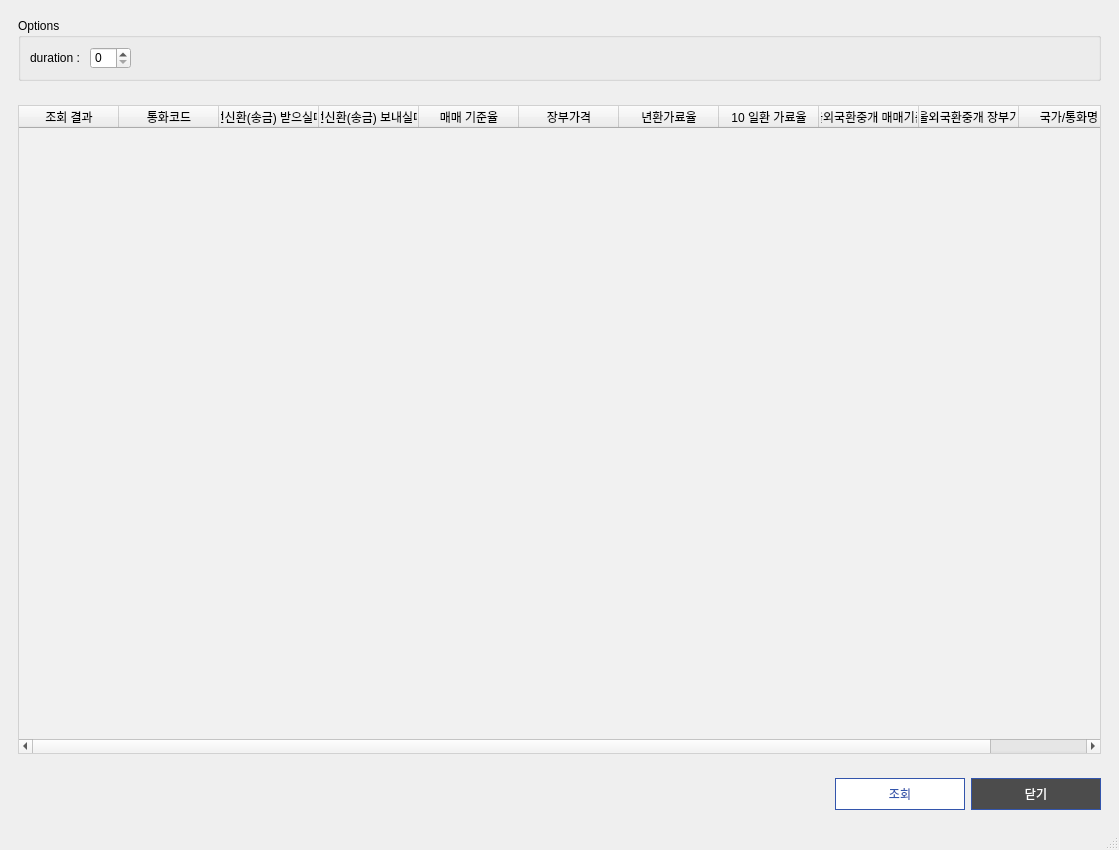
The window that ui/window/window_receive.ui (BoonDoPark/ExchangeRatioTrader) describes before a commit, drawn with Qt 5.
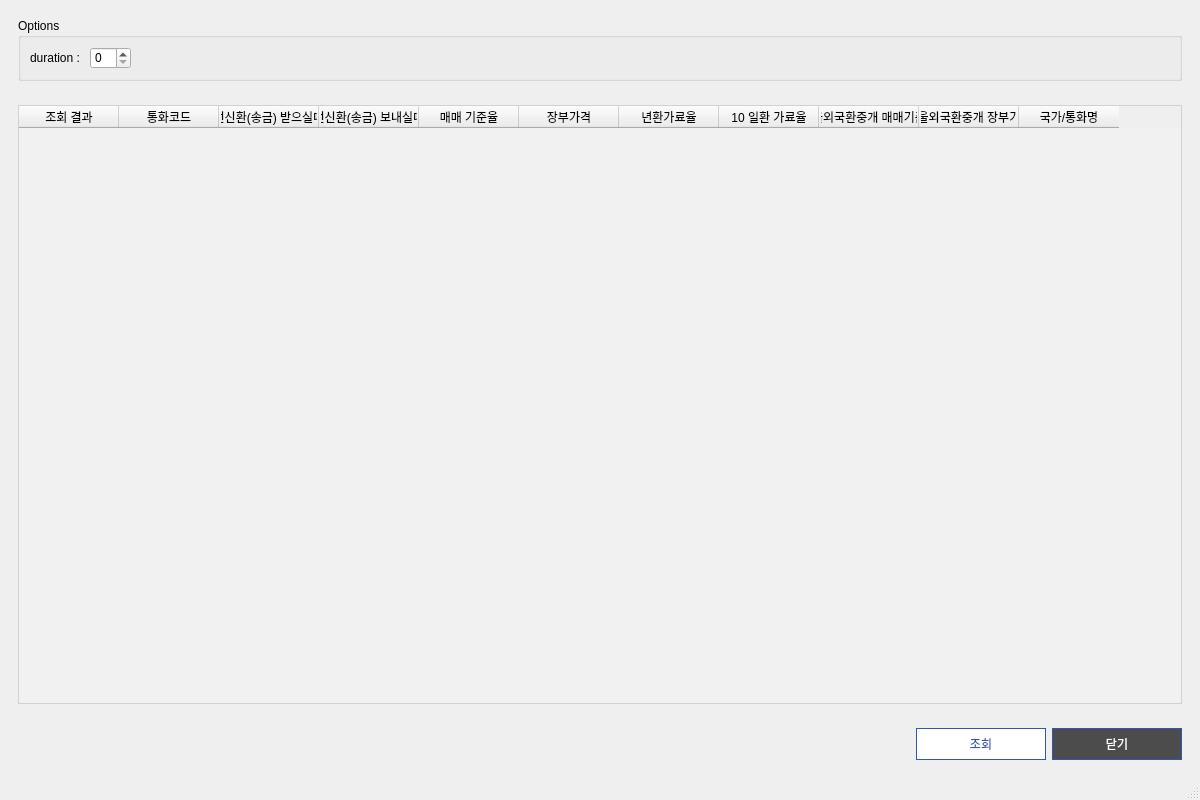
The same window after the commit.

```diff
--- a/ui/window/window_receive.ui
+++ b/ui/window/window_receive.ui
@@ -6,8 +6,8 @@
    <rect>
     <x>0</x>
     <y>0</y>
-    <width>1119</width>
-    <height>850</height>
+    <width>1200</width>
+    <height>800</height>
    </rect>
   </property>
   <property name="windowTitle">
```
Left out of the diff: 2 changed lines with no effect on the pictures.
